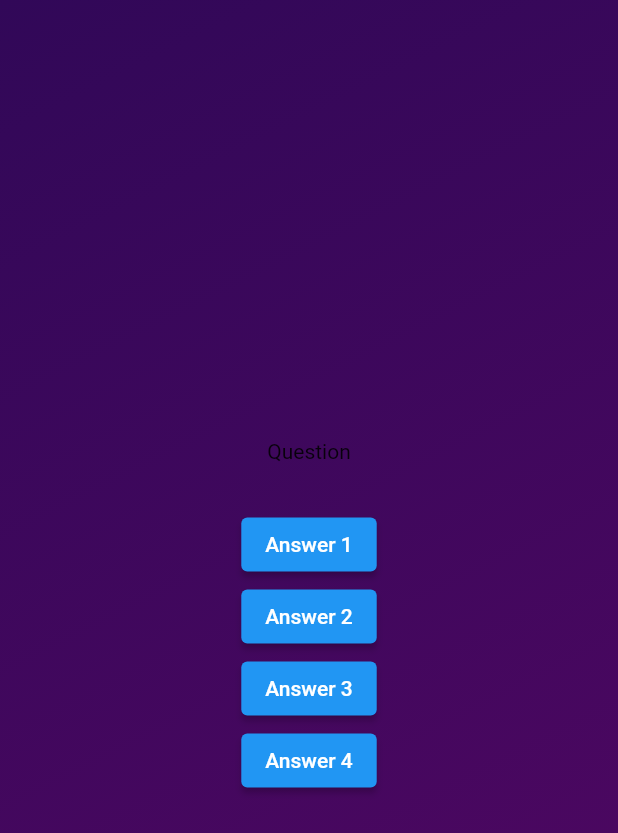
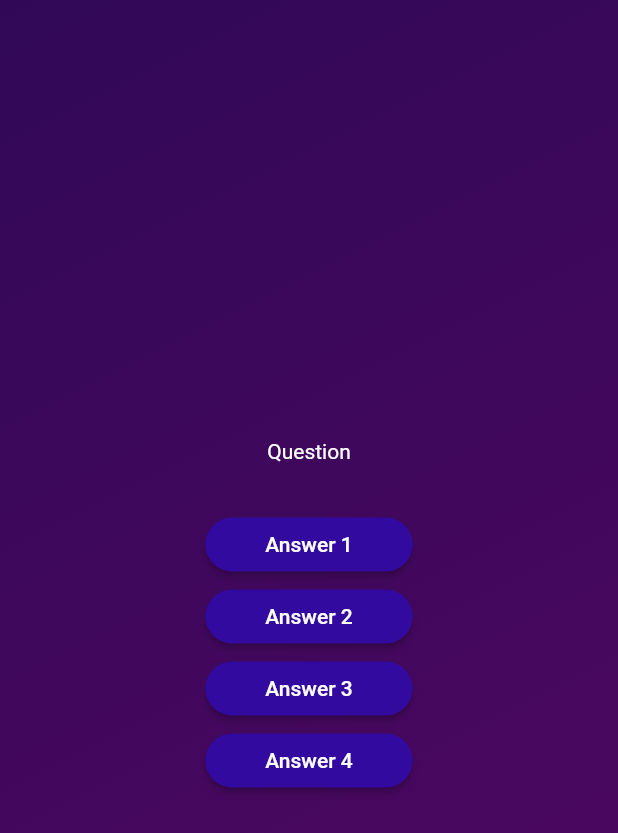
Before and after one commit to thatserfan/Quiz-App-Flutter, a Flutter app: the screen it shows after launch, after a tap on "Start Quiz", on a phone screen of 412 x 824 dp. Shown: the top 833 px of the screen. Run offline on Flutter 3.47's test engine with Material 2 defaults, Android fonts, the phone set to English and light mode, and no system bars.

Commit message:
Make Answer Button Style

```diff
--- /dev/null
+++ b/lib/answer_button.dart
@@ -0,0 +1,31 @@
+import 'package:flutter/material.dart';
+
+class AnswerButton extends StatelessWidget {
+  const AnswerButton({
+    super.key,
+    required this.answerText,
+    required this.onTap,
+  });
+
+  final String answerText;
+  final void Function() onTap;
+
+  @override
+  Widget build(BuildContext context) {
+    return ElevatedButton(
+      style: ElevatedButton.styleFrom(
+        padding: const EdgeInsets.symmetric(
+          vertical: 10,
+          horizontal: 40,
+        ),
+        backgroundColor: const Color.fromARGB(255, 50, 10, 160),
+        foregroundColor: Colors.white,
+        shape: RoundedRectangleBorder(
+          borderRadius: BorderRadius.circular(40),
+        ),
+      ),
+      onPressed: onTap,
+      child: Text(answerText),
+    );
+  }
+}
--- a/lib/questions_screen.dart
+++ b/lib/questions_screen.dart
@@ -1,4 +1,5 @@
 import 'package:flutter/material.dart';
+import 'package:quiz_app/answer_button.dart';
 
 class QuestionsScreen extends StatefulWidget {
   const QuestionsScreen({super.key});
@@ -17,24 +18,15 @@ class _QuestionsScreenState extends State<QuestionsScreen> {
       child: Column(
         mainAxisAlignment: MainAxisAlignment.center,
         children: [
-          const Text('Question'),
+          const Text('Question',
+              style: TextStyle(
+                color: Colors.white,
+              )),
           const SizedBox(height: 30),
-          ElevatedButton(
-            onPressed: () {},
-            child: const Text('Answer 1'),
-          ),
-          ElevatedButton(
-            onPressed: () {},
-            child: const Text('Answer 2'),
-          ),
-          ElevatedButton(
-            onPressed: () {},
-            child: const Text('Answer 3'),
-          ),
-          ElevatedButton(
-            onPressed: () {},
-            child: const Text('Answer 4'),
-          ),
+          AnswerButton(answerText: 'Answer 1', onTap: () {}),
+          AnswerButton(answerText: 'Answer 2', onTap: () {}),
+          AnswerButton(answerText: 'Answer 3', onTap: () {}),
+          AnswerButton(answerText: 'Answer 4', onTap: () {}),
         ],
       ),
     );
```
